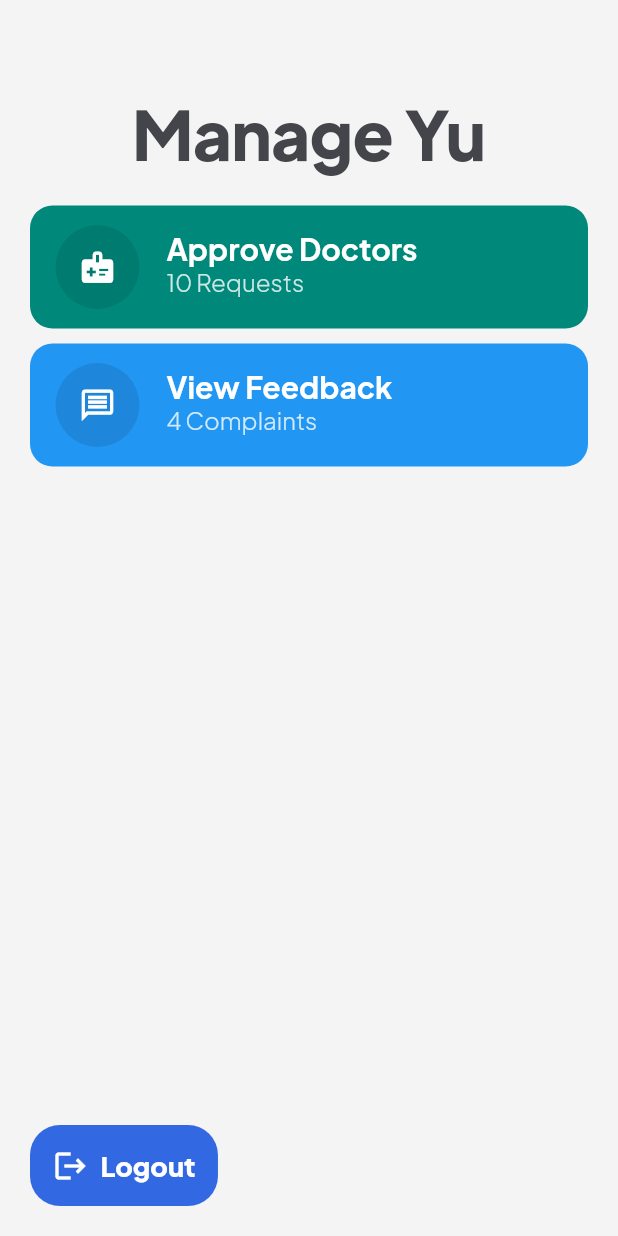
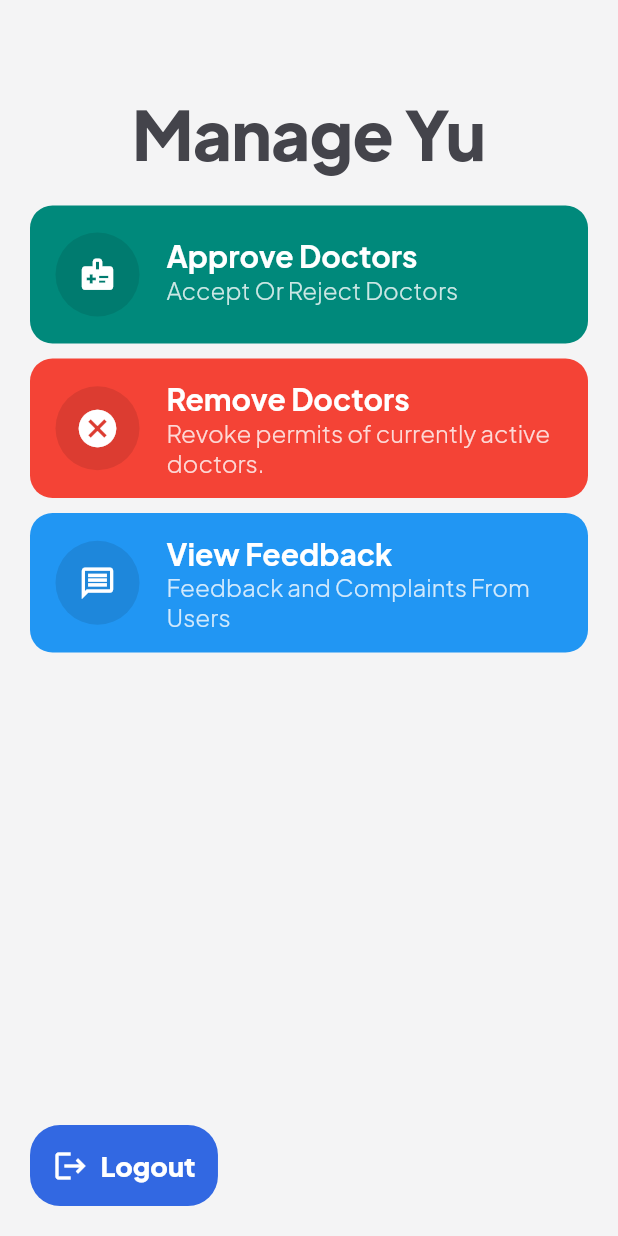
Before and after one commit to PremjithK/project_yuhealth_admin, a Flutter app: the screen it shows after launch, on a phone screen of 412 x 824 dp. Run offline on Flutter 3.47's test engine with Material 2 defaults, Android fonts, the phone set to English and light mode, and no system bars; our stand-ins replace bloc, flutter_slidable; generated files the repository leaves out were written again.

Commit message:
Made changes to the UI and added doctors approval sliding list tile, feedback page (empty) and redesignd the UI

```diff
--- a/lib/custom_widgets/bottom_navigation_button.dart
+++ /dev/null
@@ -1,34 +0,0 @@
-import 'dart:ui';
-
-import 'package:flutter/material.dart';
-
-class BottomNavigationButton extends StatelessWidget {
-  const BottomNavigationButton({
-    required this.label,
-    required this.icon,
-    required this.onPressed,
-    super.key,
-  });
-
-  final String label;
-  final Icon icon;
-  final void Function()? onPressed;
-
-  @override
-  Widget build(BuildContext context) {
-    return ElevatedButton.icon(
-        style: ElevatedButton.styleFrom(
-            elevation: 0,
-            shadowColor: Colors.transparent,
-            padding: EdgeInsets.symmetric(vertical: 15, horizontal: 15),
-            shape: RoundedRectangleBorder(
-                borderRadius: BorderRadius.circular(20))),
-        onPressed: () => onPressed,
-        label: Text(
-          this.label,
-          style: TextStyle(
-              fontSize: 18, fontVariations: [FontVariation('wght', 900)]),
-        ),
-        icon: this.icon);
-  }
-}
--- a/lib/custom_widgets/colored_option_container.dart
+++ b/lib/custom_widgets/colored_option_container.dart
@@ -32,7 +32,8 @@ class _ColoredOptionContainerState extends State<ColoredOptionContainer> {
   @override
   Widget build(BuildContext context) {
     return ListTile(
-      contentPadding: EdgeInsets.symmetric(horizontal: 15, vertical: 5),
+      titleAlignment: ListTileTitleAlignment.center,
+      contentPadding: EdgeInsets.symmetric(horizontal: 15, vertical: 10),
       onTap: widget.onTap,
       tileColor: widget.color,
       shape: RoundedRectangleBorder(
--- a/lib/dashboard_page/view/dashboard_page.dart
+++ b/lib/dashboard_page/view/dashboard_page.dart
@@ -1,7 +1,7 @@
 import 'package:flutter/material.dart';
 import 'package:flutter_slidable/flutter_slidable.dart';
 import 'package:yu_health_admin/approve_doctors_page/view/approve_doctors.dart';
-import 'package:yu_health_admin/custom_widgets/bottom_navigation_button.dart';
+import 'package:yu_health_admin/custom_widgets/bold_elevated_buttons.dart';
 import 'package:yu_health_admin/custom_widgets/colored_option_container.dart';
 import 'package:yu_health_admin/custom_widgets/spacing.dart';
 import 'package:yu_health_admin/custom_widgets/text_types.dart';
@@ -35,7 +35,7 @@ class DashboardPage extends StatelessWidget {
                     ));
               },
               title: 'Approve Doctors',
-              subTitle: '10 Requests',
+              subTitle: 'Accept Or Reject Doctors',
               color: Colors.teal.shade600,
               icon: Icon(
                 Icons.medical_information,
@@ -44,12 +44,22 @@ class DashboardPage extends StatelessWidget {
             ),
 
             // REVOKE DOCTORS
-
+            heightspace(10),
+            ColoredOptionContainer(
+              color: Colors.red,
+              title: 'Remove Doctors',
+              subTitle: 'Revoke permits of currently active doctors.',
+              icon: Icon(
+                Icons.cancel,
+                size: 30,
+              ),
+              onTap: () {},
+            ),
             // FEEDBACK OPTION
             heightspace(10),
             ColoredOptionContainer(
               title: 'View Feedback',
-              subTitle: '4 Complaints',
+              subTitle: 'Feedback and Complaints From Users',
               icon: Icon(
                 Icons.message_outlined,
                 size: 25,
@@ -69,7 +79,7 @@ class DashboardPage extends StatelessWidget {
         padding: EdgeInsets.all(20),
         child: Row(
           children: [
-            BottomNavigationButton(
+            BoldElevatedButtonWithIcon(
               onPressed: () => {},
               label: 'Logout',
               icon: Icon(
```
Also changed, not shown: lib/approve_doctors_page/view/approve_doctors.dart (+14 -44 lines), lib/custom_widgets/bold_elevated_buttons.dart (added, +62 -0 lines), lib/custom_widgets/doctor_approval_tile.dart (+13 -9 lines), lib/view_feedback_page/view/view_feedback.dart (+7 -5 lines).
